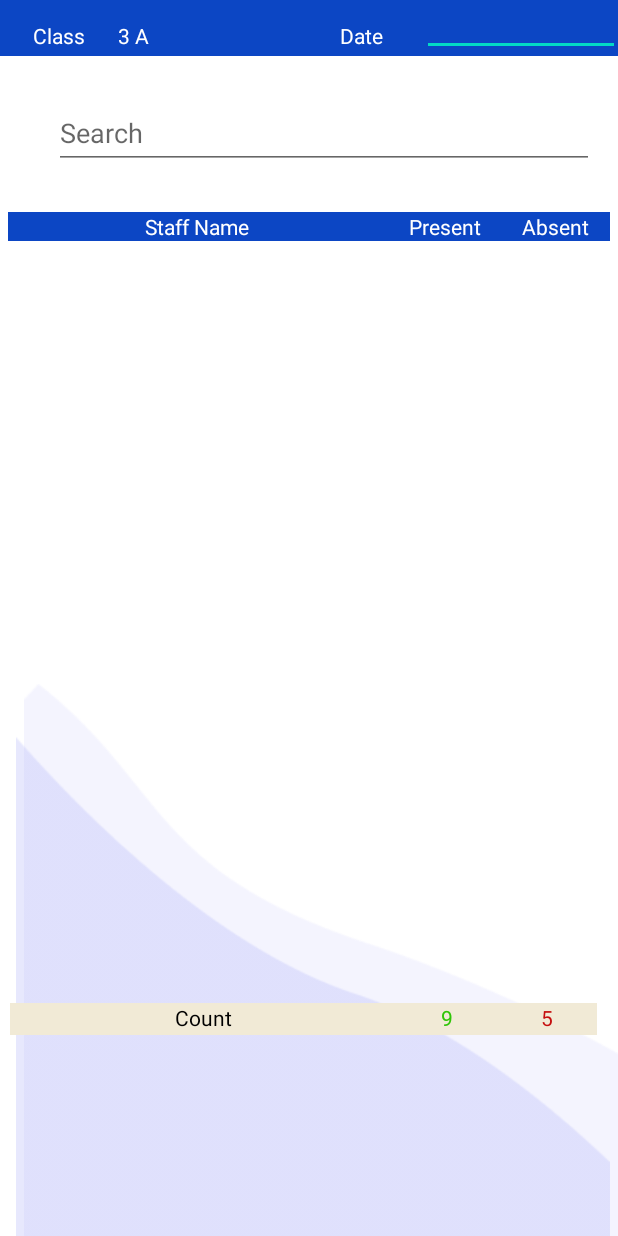
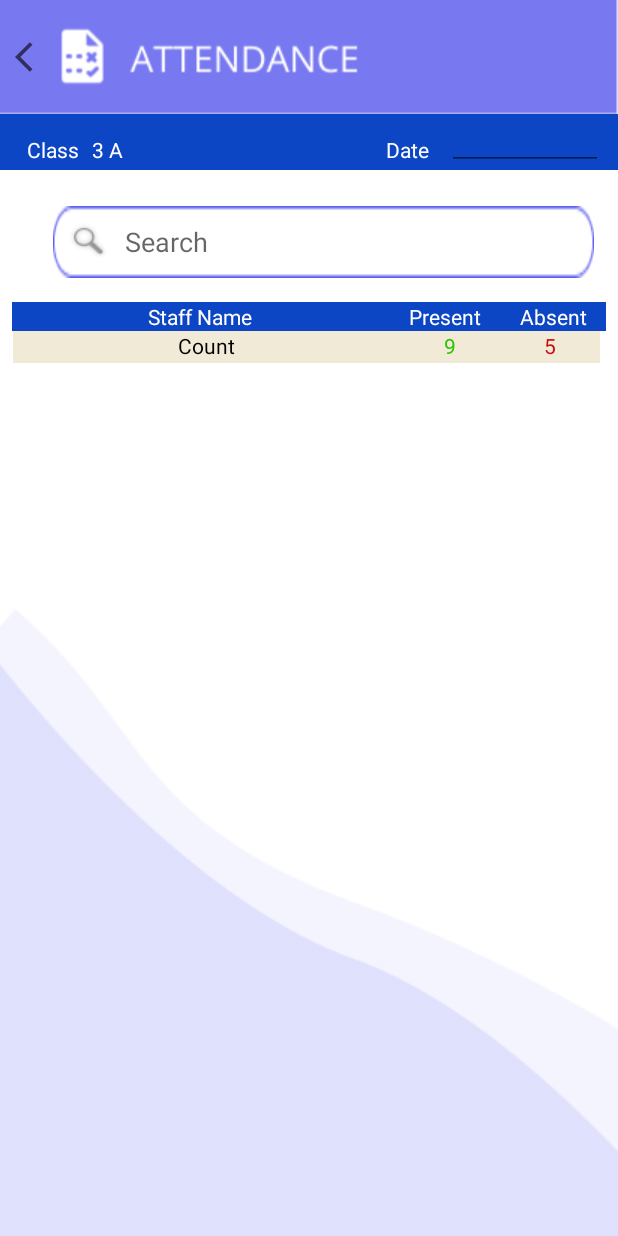
Before and after one commit to User-Experience-Design-SE3050-2021/se3050---uee-2021s2_reg_we_36, an Android app: the layout activity_student_attend_view.xml on its own in the app's theme, with its tools: preview values and no code run, on a phone screen of 412 x 824 dp. Run offline under Robolectric (Android 15) with nearby library versions, the phone set to English and light mode, and no system bars; Roboto replaces fonts that are not available here.

Commit message:
add back button

```diff
--- a/app/src/main/java/com/example/schoolmanagment/MainActivity.java
+++ b/app/src/main/java/com/example/schoolmanagment/MainActivity.java
@@ -32,7 +32,6 @@ public class MainActivity extends AppCompatActivity {
     protected void onCreate(Bundle savedInstanceState) {
         super.onCreate(savedInstanceState);
         setContentView(R.layout.activity_main);
-        getSupportActionBar().hide();
         getWindow().setFlags(WindowManager.LayoutParams.FLAG_FULLSCREEN, WindowManager.LayoutParams.FLAG_FULLSCREEN);
 
         topAnim = AnimationUtils.loadAnimation(this, R.anim.top_animation);
--- a/app/src/main/java/com/example/schoolmanagment/Registration.java
+++ b/app/src/main/java/com/example/schoolmanagment/Registration.java
@@ -77,7 +77,6 @@ public class Registration extends AppCompatActivity {
     protected void onCreate(Bundle savedInstanceState) {
         super.onCreate(savedInstanceState);
         setContentView(R.layout.activity_registration);
-        getSupportActionBar().hide();
         ButterKnife.bind(this);
         notifyDialog = new NotifyDialog(this);
         loadingDialog = new LoadingDialog(this);
--- a/app/src/main/java/com/example/schoolmanagment/StudentAttendView.java
+++ b/app/src/main/java/com/example/schoolmanagment/StudentAttendView.java
@@ -3,12 +3,23 @@ package com.example.schoolmanagment;
 import androidx.appcompat.app.AppCompatActivity;
 
 import android.os.Bundle;
+import android.view.View;
+import android.widget.ImageView;
+
+import butterknife.BindView;
+import butterknife.ButterKnife;
 
 public class StudentAttendView extends AppCompatActivity {
-
+    //import back button
+    @BindView(R.id.btnBack)
+    ImageView backBtn;
     @Override
     protected void onCreate(Bundle savedInstanceState) {
         super.onCreate(savedInstanceState);
         setContentView(R.layout.activity_student_attend_view);
+
+        //back button code
+        ButterKnife.bind(this);
+        backBtn.setOnClickListener(view -> finish());
     }
 }
--- a/app/src/main/java/com/example/schoolmanagment/TeacherHome.java
+++ b/app/src/main/java/com/example/schoolmanagment/TeacherHome.java
@@ -5,6 +5,7 @@ import android.net.Uri;
 import android.os.Bundle;
 import android.view.View;
 import android.widget.Button;
+import android.widget.ImageButton;
 import android.widget.ImageView;
 
 import androidx.annotation.NonNull;
@@ -21,29 +22,30 @@ import com.google.firebase.database.FirebaseDatabase;
 import com.google.firebase.database.ValueEventListener;
 
 import butterknife.BindView;
+import butterknife.ButterKnife;
 
 public class TeacherHome extends AppCompatActivity {
     NotifyDialog notifyDialog;
     Button examView,addstd;
     @BindView(R.id.imageView24)
     ImageView imageView20;
+    @BindView(R.id.btnacccc)
+    Button btnacccc;
     User cus = new User();
     @Override
     protected void onCreate(Bundle savedInstanceState) {
         super.onCreate(savedInstanceState);
         setContentView(R.layout.activity_teacher_home);
-        getSupportActionBar().hide();
 
+        ButterKnife.bind(this);
         notifyDialog = new NotifyDialog(this);
         examView = findViewById(R.id.btnexam);
         addstd = findViewById(R.id.student);
         getUser();
-        examView.setOnClickListener(new View.OnClickListener() {
-            @Override
-            public void onClick(View view) {
-                Intent i = new Intent(TeacherHome.this, ResultVIew.class);
-                startActivity(i);
-            }
+        btnacccc.setOnClickListener(view -> startActivity(new Intent(TeacherHome.this,StudentAttendView.class)));
+        examView.setOnClickListener(view -> {
+            Intent i = new Intent(TeacherHome.this, ResultVIew.class);
+            startActivity(i);
         });
 
         addstd.setOnClickListener(new View.OnClickListener() {
--- a/app/src/main/java/com/example/schoolmanagment/TeacherLogin.java
+++ b/app/src/main/java/com/example/schoolmanagment/TeacherLogin.java
@@ -52,7 +52,6 @@ public class TeacherLogin extends AppCompatActivity {
     protected void onCreate(Bundle savedInstanceState) {
         super.onCreate(savedInstanceState);
         setContentView(R.layout.activity_teacher_login);
-        getSupportActionBar().hide();
         ButterKnife.bind(this);
         getWindow().setFlags(WindowManager.LayoutParams.FLAG_FULLSCREEN, WindowManager.LayoutParams.FLAG_FULLSCREEN);
         fAuth = FirebaseAuth.getInstance();
--- /dev/null
+++ b/app/src/main/res/drawable/ic_baseline_arrow_back_ios_24.xml
@@ -0,0 +1,11 @@
+<vector xmlns:android="http://schemas.android.com/apk/res/android"
+    android:width="24dp"
+    android:height="24dp"
+    android:viewportWidth="24"
+    android:viewportHeight="24"
+    android:tint="?attr/colorControlNormal"
+    android:autoMirrored="true">
+  <path
+      android:fillColor="@android:color/white"
+      android:pathData="M11.67,3.87L9.9,2.1 0,12l9.9,9.9 1.77,-1.77L3.54,12z"/>
+</vector>
--- a/app/src/main/res/layout/activity_student_attend_view.xml
+++ b/app/src/main/res/layout/activity_student_attend_view.xml
@@ -4,19 +4,118 @@
     xmlns:tools="http://schemas.android.com/tools"
     android:layout_width="match_parent"
     android:layout_height="match_parent"
+    android:background="#FFFFFF"
     tools:context=".StudentAttendView">
+
+    <ImageView
+        android:id="@+id/imageView27"
+        android:layout_width="0dp"
+        android:layout_height="wrap_content"
+        android:scaleType="fitXY"
+        app:layout_constraintBottom_toBottomOf="parent"
+        app:layout_constraintEnd_toEndOf="parent"
+        app:layout_constraintStart_toStartOf="parent"
+        app:srcCompat="@drawable/reccadd" />
+
+    <ImageView
+        android:id="@+id/imageView28"
+        android:layout_width="0dp"
+        android:layout_height="wrap_content"
+        android:scaleType="fitXY"
+        app:layout_constraintBottom_toBottomOf="parent"
+        app:layout_constraintEnd_toEndOf="parent"
+        app:layout_constraintStart_toStartOf="parent"
+        app:srcCompat="@drawable/reccc" />
+
+    <LinearLayout
+        android:id="@+id/linearLayout4"
+        android:layout_width="match_parent"
+        android:layout_height="wrap_content"
+        android:background="@drawable/appbar"
+        android:orientation="horizontal"
+        android:paddingStart="10dp"
+        android:paddingEnd="10dp"
+        app:layout_constraintEnd_toEndOf="parent"
+        app:layout_constraintStart_toStartOf="parent"
+        app:layout_constraintTop_toTopOf="parent">
+
+        <ImageView
+            android:id="@+id/btnBack"
+            android:layout_width="wrap_content"
+            android:layout_height="match_parent"
+            app:srcCompat="@drawable/ic_baseline_arrow_back_ios_24" />
+
+        <ImageView
+            android:id="@+id/imageView11"
+            android:layout_width="wrap_content"
+            android:layout_height="match_parent"
+            app:srcCompat="@drawable/attendanceicon" />
+    </LinearLayout>
+
+    <ScrollView
+        android:id="@+id/scrollView5"
+        android:layout_width="0dp"
+        android:layout_height="0dp"
+        app:layout_constraintBottom_toBottomOf="parent"
+        app:layout_constraintEnd_toEndOf="parent"
+        app:layout_constraintStart_toStartOf="parent"
+        app:layout_constraintTop_toBottomOf="@+id/linearLayout4">
+
+        <androidx.constraintlayout.widget.ConstraintLayout
+            android:layout_width="match_parent"
+            android:layout_height="wrap_content">
+
+            <LinearLayout
+                android:id="@+id/linearLayout3"
+                android:layout_width="391dp"
+                android:layout_height="21dp"
+                android:layout_marginEnd="3dp"
+                android:background="#F1EAD6"
+                android:orientation="horizontal"
+                app:layout_constraintBottom_toBottomOf="parent"
+                app:layout_constraintEnd_toEndOf="parent"
+                app:layout_constraintStart_toStartOf="parent"
+                app:layout_constraintTop_toBottomOf="@+id/recyclerView">
+
+                <TextView
+                    android:id="@+id/textView4"
+                    android:layout_width="200dp"
+                    android:layout_height="match_parent"
+                    android:layout_weight="1"
+                    android:text="@string/count"
+                    android:textAlignment="center"
+                    android:textColor="#000000" />
+
+                <TextView
+                    android:id="@+id/textView5"
+                    android:layout_width="wrap_content"
+                    android:layout_height="wrap_content"
+                    android:layout_weight="1"
+                    android:text="9"
+                    android:textAlignment="center"
+                    android:textColor="#2FC506" />
+
+                <TextView
+                    android:id="@+id/textView6"
+                    android:layout_width="wrap_content"
+                    android:layout_height="wrap_content"
+                    android:layout_weight="1"
+                    android:text="5"
+                    android:textAlignment="center"
+                    android:textColor="#C50E0E" />
+            </LinearLayout>
+
             <LinearLayout
                 android:id="@+id/linearLayout"
-        android:layout_width="413dp"
+                android:layout_width="0dp"
                 android:layout_height="37dp"
                 android:background="#0C46C4"
                 android:orientation="horizontal"
-        app:layout_constraintBottom_toBottomOf="parent"
+                android:paddingStart="10dp"
+                android:paddingEnd="10dp"
                 app:layout_constraintEnd_toEndOf="parent"
-        app:layout_constraintHorizontal_bias="0.0"
                 app:layout_constraintStart_toStartOf="parent"
-        app:layout_constraintTop_toTopOf="parent"
-        app:layout_constraintVertical_bias="0.0">
+                app:layout_constraintTop_toTopOf="parent">
 
                 <TextView
                     android:id="@+id/textView20"
@@ -29,7 +128,7 @@
 
                 <TextView
                     android:id="@+id/editTextTextPersonName3"
-            android:layout_width="70dp"
+                    android:layout_width="wrap_content"
                     android:layout_height="wrap_content"
                     android:layout_weight="1"
                     android:ems="10"
@@ -60,33 +159,39 @@
 
             <EditText
                 android:id="@+id/editTextsearchstd"
-        android:layout_width="360dp"
+                android:layout_width="0dp"
                 android:layout_height="wrap_content"
+                android:layout_marginStart="35dp"
+                android:layout_marginTop="24dp"
+                android:layout_marginEnd="16dp"
+                android:background="@drawable/search"
+                android:drawableStart="@drawable/search_icon"
+                android:drawablePadding="10dp"
                 android:ems="10"
                 android:hint="Search"
                 android:inputType="textPersonName"
                 android:minHeight="48dp"
+                android:padding="10dp"
+                android:textColor="#000000"
                 app:cornerRadius="30dp"
-        app:layout_constraintBottom_toBottomOf="parent"
                 app:layout_constraintEnd_toEndOf="parent"
-        app:layout_constraintHorizontal_bias="0.686"
                 app:layout_constraintStart_toStartOf="parent"
                 app:layout_constraintTop_toBottomOf="@+id/linearLayout"
-        app:layout_constraintVertical_bias="0.037"
                 tools:ignore="TouchTargetSizeCheck" />
 
             <LinearLayout
                 android:id="@+id/linearLayout2"
-        android:layout_width="401dp"
+                android:layout_width="0dp"
                 android:layout_height="19dp"
+                android:layout_marginStart="8dp"
+                android:layout_marginTop="16dp"
+                android:layout_marginEnd="8dp"
                 android:background="#0C46C4"
                 android:orientation="horizontal"
-        app:layout_constraintBottom_toBottomOf="parent"
                 app:layout_constraintEnd_toEndOf="parent"
                 app:layout_constraintStart_toStartOf="parent"
-        app:layout_constraintTop_toTopOf="parent"
-        app:layout_constraintVertical_bias="0.176"
-        tools:ignore="MissingConstraints" >
+                app:layout_constraintTop_toBottomOf="@+id/editTextsearchstd"
+                tools:ignore="MissingConstraints">
 
                 <TextView
                     android:id="@+id/textView"
@@ -116,80 +221,17 @@
                     android:textColor="#FFFFFF" />
             </LinearLayout>
 
-    <ImageView
-        android:id="@+id/imageView27"
-        android:layout_width="396dp"
-        android:layout_height="368dp"
-        android:layout_marginTop="224dp"
-        android:scaleType="fitXY"
-        app:layout_constraintBottom_toBottomOf="parent"
-        app:layout_constraintEnd_toEndOf="parent"
-        app:layout_constraintHorizontal_bias="1.0"
-        app:layout_constraintStart_toStartOf="parent"
-        app:layout_constraintTop_toTopOf="@+id/linearLayout"
-        app:layout_constraintVertical_bias="1.0"
-        app:srcCompat="@drawable/reccadd" />
-
-    <ImageView
-        android:id="@+id/imageView28"
-        android:layout_width="396dp"
-        android:layout_height="347dp"
-        android:scaleType="fitXY"
-        app:layout_constraintBottom_toBottomOf="@+id/imageView27"
-        app:layout_constraintEnd_toEndOf="parent"
-        app:layout_constraintHorizontal_bias="0.666"
-        app:layout_constraintStart_toStartOf="parent"
-        app:layout_constraintTop_toTopOf="@+id/imageView27"
-        app:layout_constraintVertical_bias="1.0"
-        app:srcCompat="@drawable/reccc" />
-
             <androidx.recyclerview.widget.RecyclerView
                 android:id="@+id/recyclerView"
-        android:layout_width="378dp"
-        android:layout_height="508dp"
+                android:layout_width="0dp"
+                android:layout_height="0dp"
+                android:layout_marginStart="17dp"
+                android:layout_marginEnd="16dp"
+                app:layout_constraintBottom_toTopOf="@+id/linearLayout3"
                 app:layout_constraintEnd_toEndOf="parent"
-        app:layout_constraintHorizontal_bias="0.498"
                 app:layout_constraintStart_toStartOf="parent"
                 app:layout_constraintTop_toBottomOf="@+id/linearLayout2" />
-
-    <LinearLayout
-        android:layout_width="391dp"
-        android:layout_height="21dp"
-        android:background="#F1EAD6"
-        android:orientation="horizontal"
-        app:layout_constraintBottom_toBottomOf="parent"
-        app:layout_constraintEnd_toEndOf="parent"
-        app:layout_constraintHorizontal_bias="0.333"
-        app:layout_constraintStart_toStartOf="parent"
-        app:layout_constraintTop_toBottomOf="@+id/recyclerView"
-        app:layout_constraintVertical_bias="0.0">
-
-        <TextView
-            android:id="@+id/textView4"
-            android:layout_width="200dp"
-            android:layout_height="match_parent"
-            android:layout_weight="1"
-            android:text="@string/count"
-            android:textAlignment="center"
-            android:textColor="#000000" />
-
-        <TextView
-            android:id="@+id/textView5"
-            android:layout_width="wrap_content"
-            android:layout_height="wrap_content"
-            android:layout_weight="1"
-            android:text="9"
-            android:textAlignment="center"
-            android:textColor="#2FC506" />
-
-        <TextView
-            android:id="@+id/textView6"
-            android:layout_width="wrap_content"
-            android:layout_height="wrap_content"
-            android:layout_weight="1"
-            android:text="5"
-            android:textAlignment="center"
-            android:textColor="#C50E0E" />
-    </LinearLayout>
+        </androidx.constraintlayout.widget.ConstraintLayout>
+    </ScrollView>
 
 </androidx.constraintlayout.widget.ConstraintLayout>
--- a/app/src/main/res/layout/activity_student_attendance.xml
+++ b/app/src/main/res/layout/activity_student_attendance.xml
@@ -49,8 +49,10 @@
 
     <EditText
         android:id="@+id/editTextSearch"
-        android:layout_width="360dp"
+        android:layout_width="0dp"
         android:layout_height="wrap_content"
+        android:layout_marginStart="32dp"
+        android:layout_marginEnd="32dp"
         android:ems="10"
         android:hint="Search"
         android:inputType="textPersonName"
@@ -66,8 +68,8 @@
 
     <LinearLayout
         android:id="@+id/linearLayout2"
-        android:layout_width="401dp"
-        android:layout_height="19dp"
+        android:layout_width="0dp"
+        android:layout_height="wrap_content"
         android:background="#0C46C4"
         android:orientation="horizontal"
         app:layout_constraintBottom_toBottomOf="parent"
@@ -75,7 +77,7 @@
         app:layout_constraintStart_toStartOf="parent"
         app:layout_constraintTop_toTopOf="parent"
         app:layout_constraintVertical_bias="0.176"
-        tools:ignore="MissingConstraints" >
+        tools:ignore="MissingConstraints">
 
         <TextView
             android:id="@+id/textView"
--- a/app/src/main/res/values/themes.xml
+++ b/app/src/main/res/values/themes.xml
@@ -1,6 +1,6 @@
 <resources xmlns:tools="http://schemas.android.com/tools">
     <!-- Base application theme. -->
-    <style name="Theme.SchoolManagment" parent="Theme.MaterialComponents.DayNight.DarkActionBar">
+    <style name="Theme.SchoolManagment" parent="Theme.MaterialComponents.DayNight.NoActionBar">
         <!-- Primary brand color. -->
         <item name="colorPrimary">@color/purple_500</item>
         <item name="colorPrimaryVariant">@color/purple_700</item>
```
Also changed, not shown: app/src/main/res/drawable/appbar.png (added), app/src/main/res/drawable/attendanceicon.png (added), app/src/main/res/drawable/search.png (added), app/src/main/res/drawable/search_icon.png (added). Lines whose indentation alone changed are shown as unchanged.
